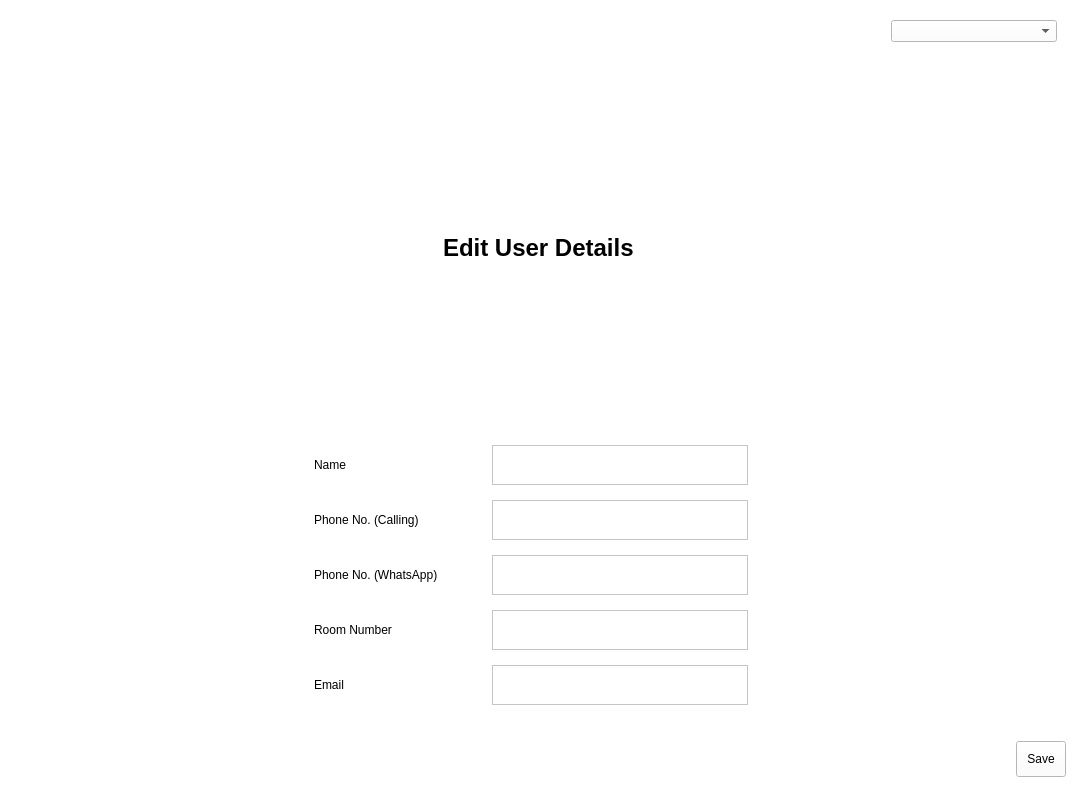
Qt form editdetails.ui (arc-bphc/sims-gui) before a commit.
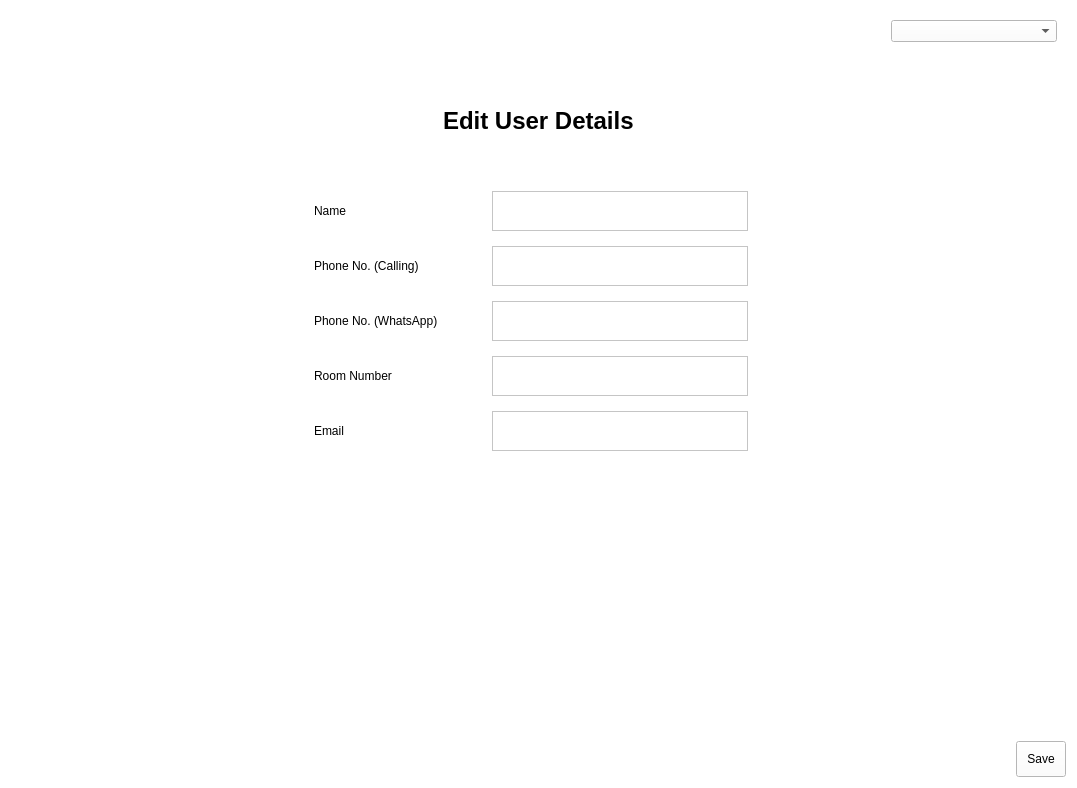
The same form after that commit. Icons and pictures are not drawn.

```diff
--- a/editdetails.ui
+++ b/editdetails.ui
@@ -41,7 +41,7 @@
       </spacer>
      </item>
      <item row="0" column="2" alignment="Qt::AlignRight|Qt::AlignTop">
-      <widget class="QWidget" name="" native="true">
+      <widget class="QWidget" name="widget" native="true">
        <property name="minimumSize">
         <size>
          <width>250</width>
@@ -81,14 +81,14 @@
       </widget>
      </item>
      <item row="4" column="0" colspan="3" alignment="Qt::AlignHCenter">
-      <widget class="QWidget" name="" native="true">
+      <widget class="QWidget" name="widget" native="true">
        <property name="minimumSize">
         <size>
          <width>450</width>
          <height>300</height>
         </size>
        </property>
-       <widget class="QWidget" name="">
+       <widget class="QWidget" name="layoutWidget">
         <property name="geometry">
          <rect>
           <x>1</x>
@@ -346,6 +346,19 @@
      </property>
     </widget>
    </item>
+   <item row="1" column="0">
+    <spacer name="verticalSpacer_4">
+     <property name="orientation">
+      <enum>Qt::Vertical</enum>
+     </property>
+     <property name="sizeHint" stdset="0">
+      <size>
+       <width>20</width>
+       <height>40</height>
+      </size>
+     </property>
+    </spacer>
+   </item>
   </layout>
  </widget>
  <resources/>
```
Left out of the diff: 3 changed lines with no effect on the pictures.
